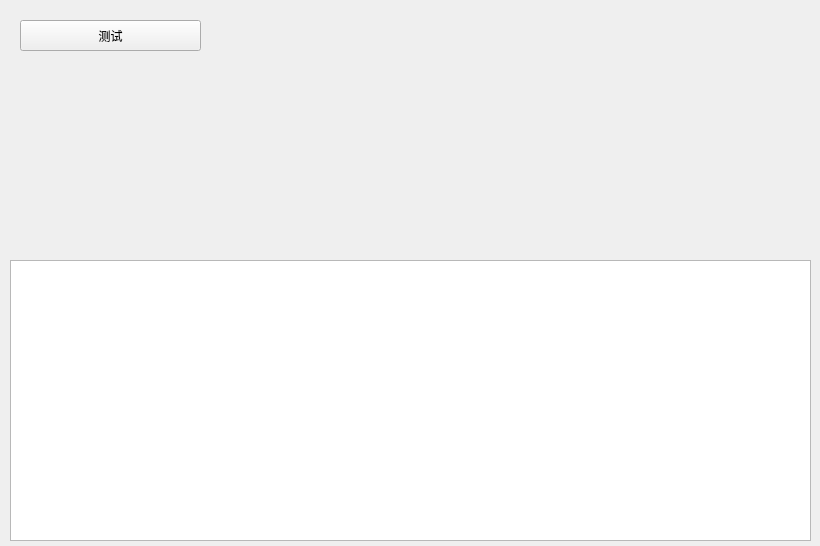
286897655/AVToys, file src/HCSDK.ui: the form before one commit.
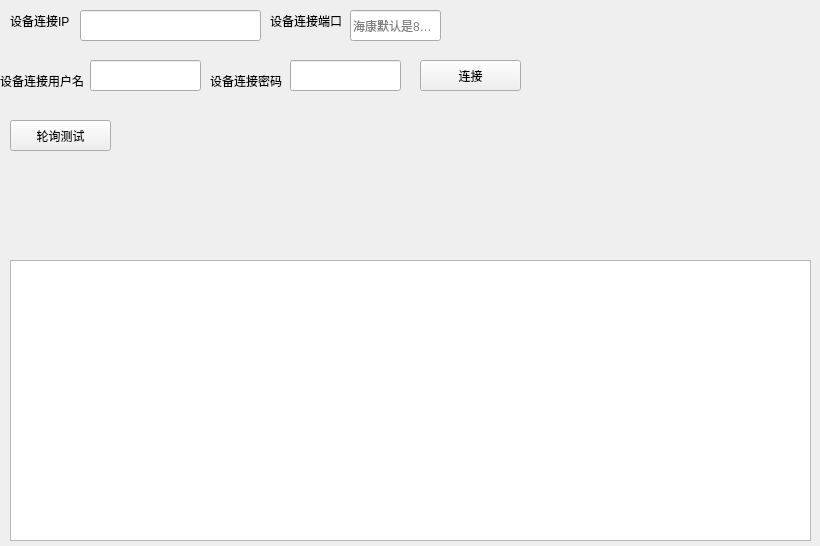
The form after the commit.

What changed in the file:
```diff
--- a/src/HCSDK.ui
+++ b/src/HCSDK.ui
@@ -16,14 +16,14 @@
   <widget class="QPushButton" name="sdkTest">
    <property name="geometry">
     <rect>
-     <x>20</x>
-     <y>20</y>
-     <width>181</width>
+     <x>420</x>
+     <y>60</y>
+     <width>101</width>
      <height>31</height>
     </rect>
    </property>
    <property name="text">
-    <string>测试</string>
+    <string>连接</string>
    </property>
   </widget>
   <widget class="QTextBrowser" name="log_out">
@@ -36,6 +36,114 @@
     </rect>
    </property>
   </widget>
+  <widget class="QLineEdit" name="txtDeviveIP">
+   <property name="geometry">
+    <rect>
+     <x>80</x>
+     <y>10</y>
+     <width>181</width>
+     <height>31</height>
+    </rect>
+   </property>
+  </widget>
+  <widget class="QLineEdit" name="txtDevicePort">
+   <property name="geometry">
+    <rect>
+     <x>350</x>
+     <y>10</y>
+     <width>91</width>
+     <height>31</height>
+    </rect>
+   </property>
+   <property name="placeholderText">
+    <string>海康默认是8000</string>
+   </property>
+  </widget>
+  <widget class="QLabel" name="label">
+   <property name="geometry">
+    <rect>
+     <x>10</x>
+     <y>10</y>
+     <width>71</width>
+     <height>21</height>
+    </rect>
+   </property>
+   <property name="text">
+    <string>设备连接IP</string>
+   </property>
+  </widget>
+  <widget class="QLabel" name="label_2">
+   <property name="geometry">
+    <rect>
+     <x>270</x>
+     <y>10</y>
+     <width>71</width>
+     <height>21</height>
+    </rect>
+   </property>
+   <property name="text">
+    <string>设备连接端口</string>
+   </property>
+  </widget>
+  <widget class="QLabel" name="label_3">
+   <property name="geometry">
+    <rect>
+     <x>0</x>
+     <y>70</y>
+     <width>91</width>
+     <height>21</height>
+    </rect>
+   </property>
+   <property name="text">
+    <string>设备连接用户名</string>
+   </property>
+  </widget>
+  <widget class="QLineEdit" name="txtDeviceUser">
+   <property name="geometry">
+    <rect>
+     <x>90</x>
+     <y>60</y>
+     <width>111</width>
+     <height>31</height>
+    </rect>
+   </property>
+  </widget>
+  <widget class="QLabel" name="label_4">
+   <property name="geometry">
+    <rect>
+     <x>210</x>
+     <y>70</y>
+     <width>81</width>
+     <height>21</height>
+    </rect>
+   </property>
+   <property name="text">
+    <string>设备连接密码</string>
+   </property>
+  </widget>
+  <widget class="QLineEdit" name="txtDevicePwd">
+   <property name="geometry">
+    <rect>
+     <x>290</x>
+     <y>60</y>
+     <width>111</width>
+     <height>31</height>
+    </rect>
+   </property>
+  </widget>
+  <widget class="QPushButton" name="btnLoopTest">
+   <property name="geometry">
+    <rect>
+     <x>10</x>
+     <y>120</y>
+     <width>101</width>
+     <height>31</height>
+    </rect>
+   </property>
+   <property name="text">
+    <string>轮询测试</string>
+   </property>
+  </widget>
  </widget>
  <resources/>
  <connections/>
```
Left out of the diff: 2 changed lines with no effect on the pictures.
